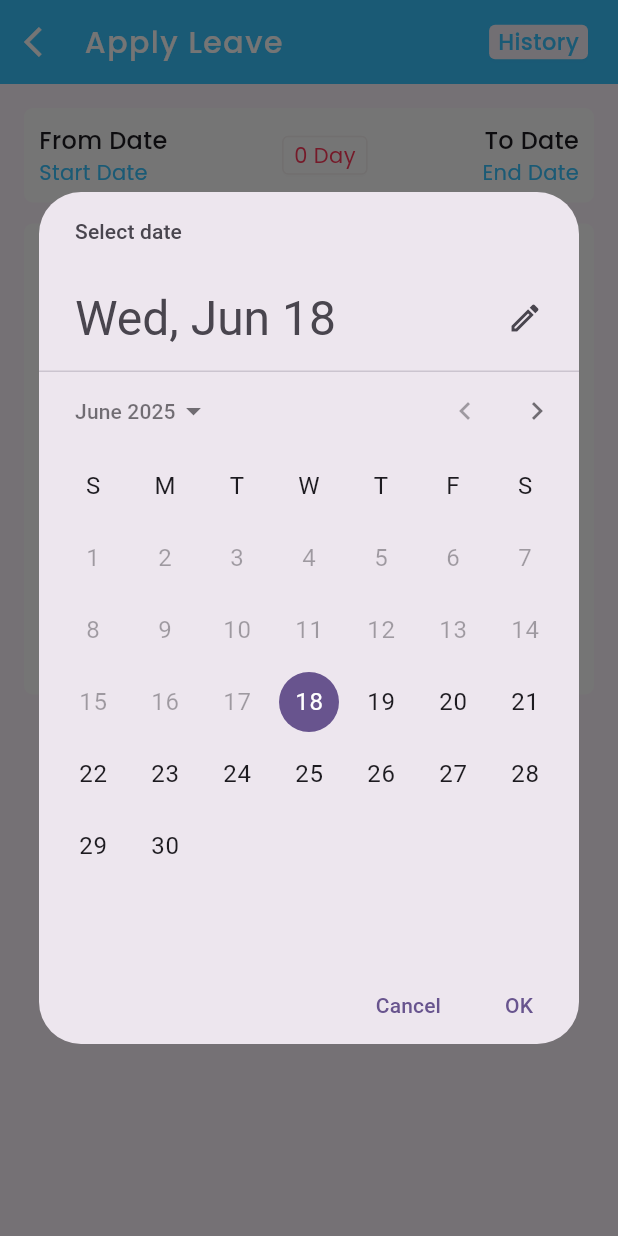
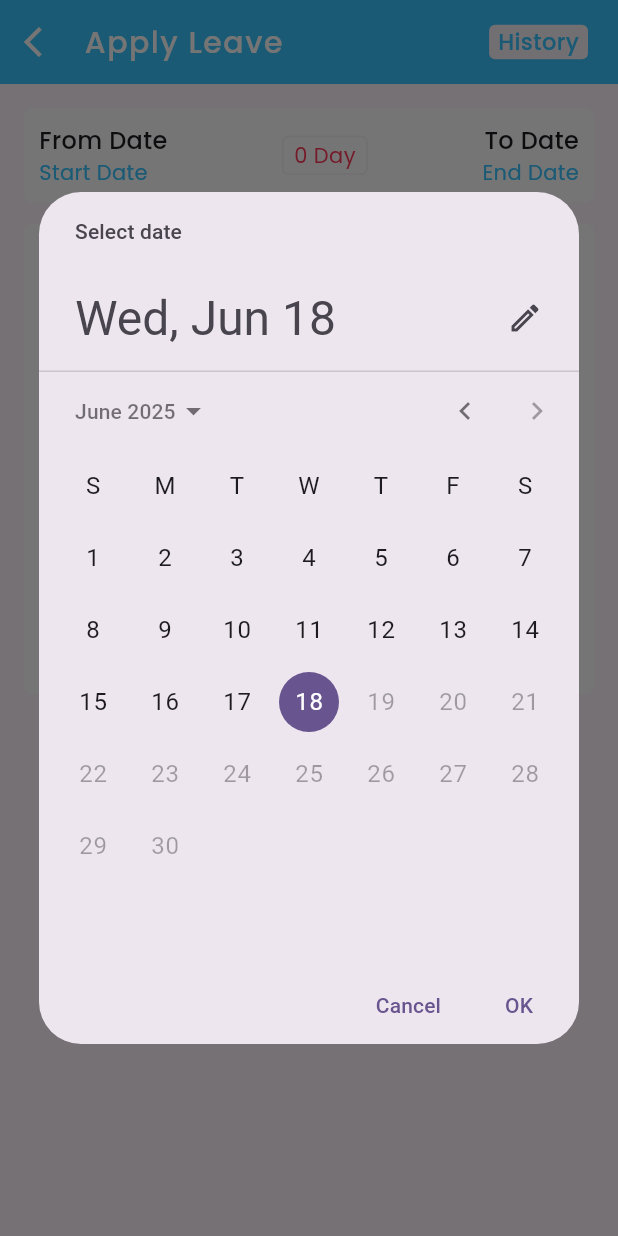
Before and after one commit to CloudCentricPvt/Time_Log, a Flutter app: the ApplyLeave screen opened by its route, after a tap on "From Date", on a phone screen of 412 x 824 dp. Run offline on Flutter 3.47's test engine with Material 3 defaults, Android fonts, the phone set to English and light mode, and no system bars; our stand-ins replace connectivity_plus, dropdown_search, firebase_messaging, fl_chart, flutter_svg, get and 7 more; missing offline and left inert: app_settings, dart:ffi, material_dialogs; accounts and stored records are empty.

```diff
--- a/lib/utils/constants/k_date_dialog.dart
+++ b/lib/utils/constants/k_date_dialog.dart
@@ -11,8 +11,8 @@ class KDateDialog {
     DateTime? pickedDate = await showDatePicker(
       context: context,
       initialDate: initialDate ?? DateTime.now(),
-      firstDate: firstDate ?? DateTime.now(),
-      lastDate: lastDate ?? DateTime(2026),
+      firstDate: DateTime(1900), // Far past date
+      lastDate: DateTime(2100),  // Far future date
     );
 
     if (pickedDate != null) {
@@ -40,6 +40,30 @@ class KDateDialog {
     }
     return null;
   }
+
+  /// --- select date from befoe one month
+
+  static Future<String?> pastOneMonthDate({
+    required BuildContext context,
+    DateTime? initialDate,
+    DateTime? lastDate,
+  }) async {
+    DateTime now = DateTime.now();
+    DateTime oneMonthAgo = DateTime(now.year, now.month - 1, now.day);
+
+    DateTime? pickedDate = await showDatePicker(
+      context: context,
+      initialDate: initialDate ?? now,
+      firstDate: oneMonthAgo,
+      lastDate: lastDate ?? now,
+    );
+
+    if (pickedDate != null) {
+      return DateFormat('dd, MMM yyyy').format(pickedDate);
+    }
+    return null;
+  }
+
 
   ///--- Current date and Future date(open date picker)
   static Future<String?> selectFutureOrCurrentDate({required BuildContext context, DateTime? initialDate, DateTime? lastDate,}) async {
--- a/lib/views/leaves/apply_leave.dart
+++ b/lib/views/leaves/apply_leave.dart
@@ -43,7 +43,7 @@ class _ApplyLeaveState extends State<ApplyLeave> {
 
   Future<void> _selectStartDate() async {
 
-    String? selectedStartDate = await KDateDialog.selectDate(context: context);
+    String? selectedStartDate = await KDateDialog.pastOneMonthDate(context: context);
     if (selectedStartDate != null) {
       setState(() {
         _startDate = selectedStartDate;
@@ -54,7 +54,7 @@ class _ApplyLeaveState extends State<ApplyLeave> {
 
   Future<void> _selectEndDate() async {
     String? selectedEndDate =
-        await KDateDialog.selectDate(context: context);
+        await KDateDialog.pastOneMonthDate(context: context);
     if (selectedEndDate != null) {
       setState(() {
         _endDate = selectedEndDate;
--- a/lib/views/leaves/request_comp_off_screen.dart
+++ b/lib/views/leaves/request_comp_off_screen.dart
@@ -38,7 +38,7 @@ class _CompOffScreenState extends State<RequestCompOFF> {
   int? _differenceInDays;
 
   Future<void> _selectStartDate() async {
-    String? selectedDate = await KDateDialog.selectDate(context: context);
+    String? selectedDate = await KDateDialog.futureDate(context: context);
     if (selectedDate != null) {
       setState(() {
         _startDate = selectedDate;
@@ -48,7 +48,7 @@ class _CompOffScreenState extends State<RequestCompOFF> {
   }
 
   Future<void> _selectEndDate() async {
-    String? selectedDate = await KDateDialog.selectDate(context: context);
+    String? selectedDate = await KDateDialog.futureDate(context: context);
     if (selectedDate != null) {
       setState(() {
         _endDate = selectedDate;
--- a/lib/views/leaves/request_work_from_home.dart
+++ b/lib/views/leaves/request_work_from_home.dart
@@ -36,7 +36,7 @@ class _RequestWorkFromHomeState extends State<RequestWorkFromHome> {
   double _soundLevel = 0.0;
 
   Future<void> _selectStartDate() async {
-    String? selectedDate = await KDateDialog.selectDate(context: context);
+    String? selectedDate = await KDateDialog.futureDate(context: context);
     if (selectedDate != null) {
       setState(() {
         _startDate = selectedDate;
@@ -46,7 +46,7 @@ class _RequestWorkFromHomeState extends State<RequestWorkFromHome> {
   }
 
   Future<void> _selectEndDate() async {
-    String? selectedDate = await KDateDialog.selectDate(context: context);
+    String? selectedDate = await KDateDialog.futureDate(context: context);
     if (selectedDate != null) {
       setState(() {
         _endDate = selectedDate;
```
Also changed, not shown: pubspec.lock.
